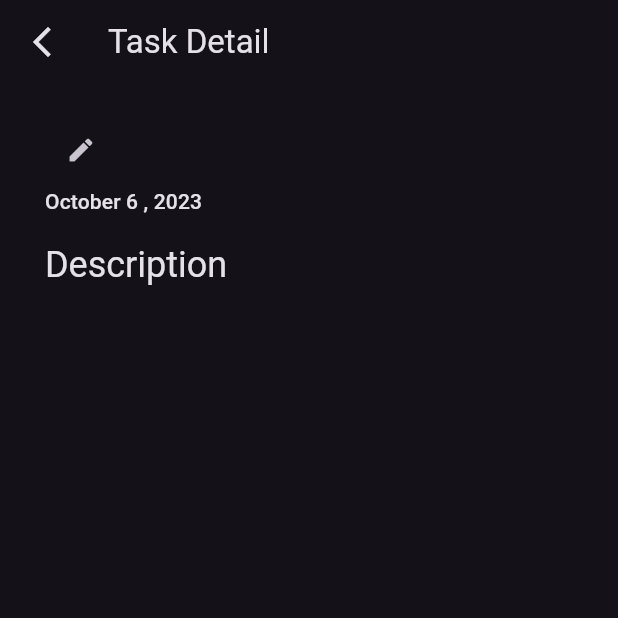
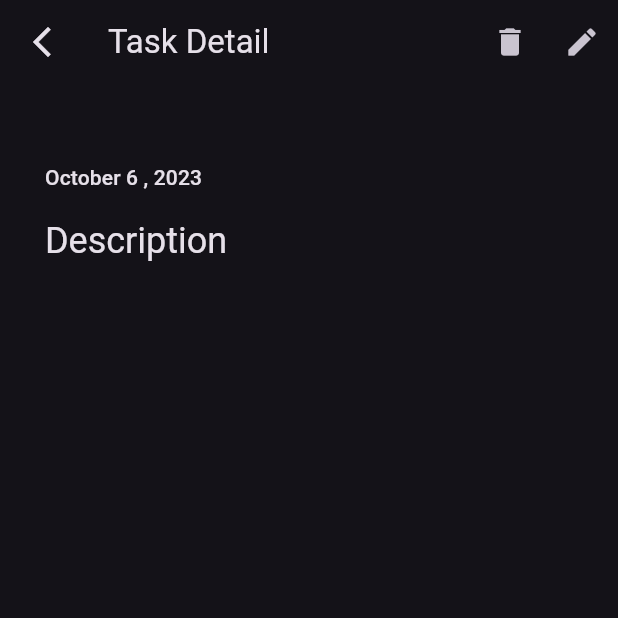
Before and after one commit to mohitj2401/time_tracker, a Flutter app: the TaskDetailScreen screen opened directly with empty values, on a phone screen of 412 x 824 dp, the top half of it. Run offline on Flutter 3.47's test engine with Material 2 defaults, Android fonts, the phone set to English and light mode, and no system bars; our stand-ins replace get, logger, responsive_sizer, shared_preferences, sqflite, stop_watch_timer; missing offline and left inert: duration, duration_picker; accounts and stored records are empty.

Commit message:
edit catgory and some minor changes done

```diff
--- a/lib/models/category.dart
+++ b/lib/models/category.dart
@@ -40,4 +40,9 @@ class Category {
 
   factory Category.fromJson(String source) =>
       Category.fromMap(json.decode(source) as Map<String, dynamic>);
+
+  @override
+  String toString() {
+    return 'Category(id: $id, name: $name, created_at: $created_at, updated_at: $updated_at)';
+  }
 }
--- a/lib/providers/theme_provider.dart
+++ b/lib/providers/theme_provider.dart
@@ -11,7 +11,7 @@ class ThemeProviders extends ChangeNotifier {
   int get theme_number => _theme_number;
 
   updateTheme(int themeNumber) {
-    _theme_number = _theme_number == 1 ? 0 : 1;
+    _theme_number = themeNumber;
     notifyListeners();
   }
 }
--- a/lib/util/toast.dart
+++ b/lib/util/toast.dart
@@ -51,7 +51,7 @@ Future<bool> notificationDialog(String title, String message) async {
               TextButton(
                 onPressed: () {
                   Navigator.pop(context);
-                  clean = true;
+                  clean = false;
                 },
                 child: const Text(
                   'Cancel',
--- a/lib/views/task_detail.dart
+++ b/lib/views/task_detail.dart
@@ -8,6 +8,7 @@ import 'package:logger/logger.dart';
 import 'package:responsive_sizer/responsive_sizer.dart';
 import 'package:time_tracker/models/tasks.dart';
 import 'package:time_tracker/services/task_service.dart';
+import 'package:time_tracker/util/toast.dart';
 
 class TaskDetailScreen extends StatefulWidget {
   const TaskDetailScreen({
@@ -23,6 +24,7 @@ class _TaskDetailScreenState extends State<TaskDetailScreen> {
   Tasks arguments = Get.arguments;
   Logger log = Logger();
   TextEditingController name = TextEditingController();
+  TaskService service = TaskService();
 
   late Tasks task;
   @override
@@ -51,6 +53,25 @@ class _TaskDetailScreenState extends State<TaskDetailScreen> {
           "Task Detail",
           // style: ThemeProvider.titleStyle,
         ),
+        actions: [
+          IconButton(
+            onPressed: () async {
+              bool val = await notificationDialog(
+                  "Warning", "You already have time stored for this task.");
+              // print(val);
+              if (val) {
+                service.deleteTask(task.id!);
+                Get.back(result: true);
+                setState(() {});
+              }
+            },
+            icon: Icon(Icons.delete),
+          ),
+          IconButton(
+            onPressed: () {},
+            icon: Icon(Icons.edit),
+          ),
+        ],
       ),
       body: Container(
         padding: const EdgeInsets.symmetric(horizontal: 30, vertical: 20),
@@ -67,28 +88,12 @@ class _TaskDetailScreenState extends State<TaskDetailScreen> {
                 Column(
                   crossAxisAlignment: CrossAxisAlignment.start,
                   children: [
-                    Row(
-                      children: [
-                        Container(
-                          child: Text(
-                            task.name,
-                            style: TextStyle(
-                              fontSize: 18,
-                            ),
-                          ),
-                        ),
-                        IconButton(
-                          padding:
-                              EdgeInsets.symmetric(horizontal: 10, vertical: 0),
-                          onPressed: () {
-                            isEdit = true;
-                          },
-                          icon: Icon(
-                            Icons.edit,
-                            size: 20,
-                          ),
-                        )
-                      ],
+                    Container(
+                      width: 30.w,
+                      child: Text(
+                        task.name,
+                        style: Theme.of(context).textTheme.headlineSmall,
+                      ),
                     ),
                     Container(
                       child: Text(
```
Also changed, not shown: lib/services/category_service.dart (+2 -5 lines), lib/views/categories_screen.dart (+47 -4 lines), lib/views/home_screen.dart (+61 -34 lines), lib/widgets/task_bottom_sheet.dart (added).
